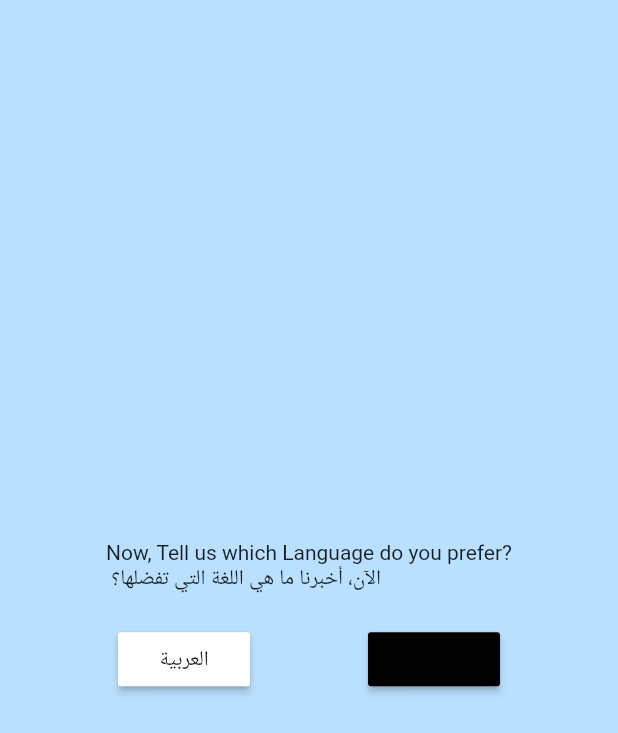
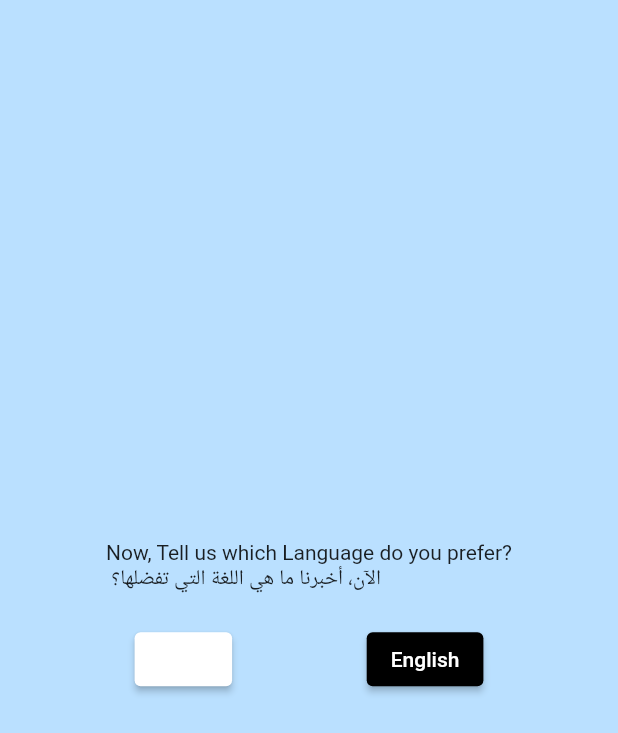
Before and after one commit to Ogive23/Ataa, a Flutter app: the screen it shows after launch, after a tap on "Continue", after a tap on "White Theme", on a phone screen of 412 x 824 dp. Shown: the top 733 px of the screen. Run offline on Flutter 3.47's test engine with Material 2 defaults, Android fonts, the phone set to English and light mode, and no system bars; our stand-ins replace cloud_firestore, dio, firebase_analytics, firebase_core, firebase_crashlytics, font_awesome_flutter and 5 more; accounts and stored records are empty.

Commit message:
Solve Depreciation

```diff
--- a/lib/Screens/MarkerCreationPage.dart
+++ b/lib/Screens/MarkerCreationPage.dart
@@ -156,7 +156,7 @@ class _MarkerCreationPageState extends State<MarkerCreationPage> {
                               ),
                             ),
                             actions: <Widget>[
-                              FlatButton(
+                              TextButton(
                                 child: Text(appLanguage.words['InfoOkButton']!),
                                 onPressed: () {
                                   Navigator.of(dialogContext)
--- a/lib/Screens/first_time_screens.dart
+++ b/lib/Screens/first_time_screens.dart
@@ -35,8 +35,14 @@ class WelcomeScreen extends StatelessWidget {
                   // FontWeight.w800
                 ),
                 SizedBox(height: 30),
-                RaisedButton.icon(
-                    color: Colors.white,
+                ElevatedButton.icon(
+                    style: ButtonStyle(
+                        backgroundColor:
+                            MaterialStateProperty.all<Color>(Colors.white),
+                        shape: MaterialStateProperty
+                            .all<RoundedRectangleBorder>(RoundedRectangleBorder(
+                                borderRadius:
+                                    BorderRadius.all(Radius.circular(30))))),
                     icon: Icon(
                       Icons.fast_forward,
                       color: Colors.green,
@@ -45,8 +51,6 @@ class WelcomeScreen extends StatelessWidget {
                       'Continue',
                       // Colors.green, 18.0, 1.5, FontWeight.w600
                     ),
-                    shape: RoundedRectangleBorder(
-                        borderRadius: BorderRadius.all(Radius.circular(30))),
                     onPressed: () {
                       Navigator.pop(context);
                       Navigator.push(
@@ -91,8 +95,11 @@ class PreferredLanguageTakingScreen extends StatelessWidget {
                     crossAxisAlignment: CrossAxisAlignment.center,
                     mainAxisAlignment: MainAxisAlignment.spaceEvenly,
                     children: <Widget>[
-                      RaisedButton(
-                        color: Colors.white,
+                      ElevatedButton(
+                        style: ButtonStyle(
+                          backgroundColor:
+                              MaterialStateProperty.all<Color>(Colors.white),
+                        ),
                         child: Text(
                           'العربية',
                           // Colors.black, 16.0, 1.5,
@@ -102,8 +109,11 @@ class PreferredLanguageTakingScreen extends StatelessWidget {
                           finishedChoosing(context, 'Ar');
                         },
                       ),
-                      RaisedButton(
-                        color: Colors.black,
+                      ElevatedButton(
+                        style: ButtonStyle(
+                          backgroundColor:
+                              MaterialStateProperty.all<Color>(Colors.black),
+                        ),
                         child: Text(
                           'English',
                           // Colors.white, 16.0, 1.5,
@@ -153,8 +163,11 @@ class PreferredThemeTakingScreen extends StatelessWidget {
                     crossAxisAlignment: CrossAxisAlignment.center,
                     mainAxisAlignment: MainAxisAlignment.spaceEvenly,
                     children: <Widget>[
-                      RaisedButton(
-                        color: Colors.white,
+                      ElevatedButton(
+                        style: ButtonStyle(
+                          backgroundColor:
+                              MaterialStateProperty.all<Color>(Colors.white),
+                        ),
                         child: Text(
                           'White Theme',
                           // Colors.black, 16.0, 1.5,
@@ -164,8 +177,11 @@ class PreferredThemeTakingScreen extends StatelessWidget {
                           finishedChoosing(context, false);
                         },
                       ),
-                      RaisedButton(
-                        color: Colors.black,
+                      ElevatedButton(
+                        style: ButtonStyle(
+                          backgroundColor:
+                              MaterialStateProperty.all<Color>(Colors.black),
+                        ),
                         child: Text(
                           'Black Theme',
                           // Colors.white, 16.0, 1.5,
```
Also changed, not shown: lib/Screens/FeedMeMainPage.dart (+6 -6 lines), lib/Screens/IntroPage.dart (+5 -3 lines), lib/Screens/RegistrationScreens/sign_up_screen.dart (+153 -153 lines).
